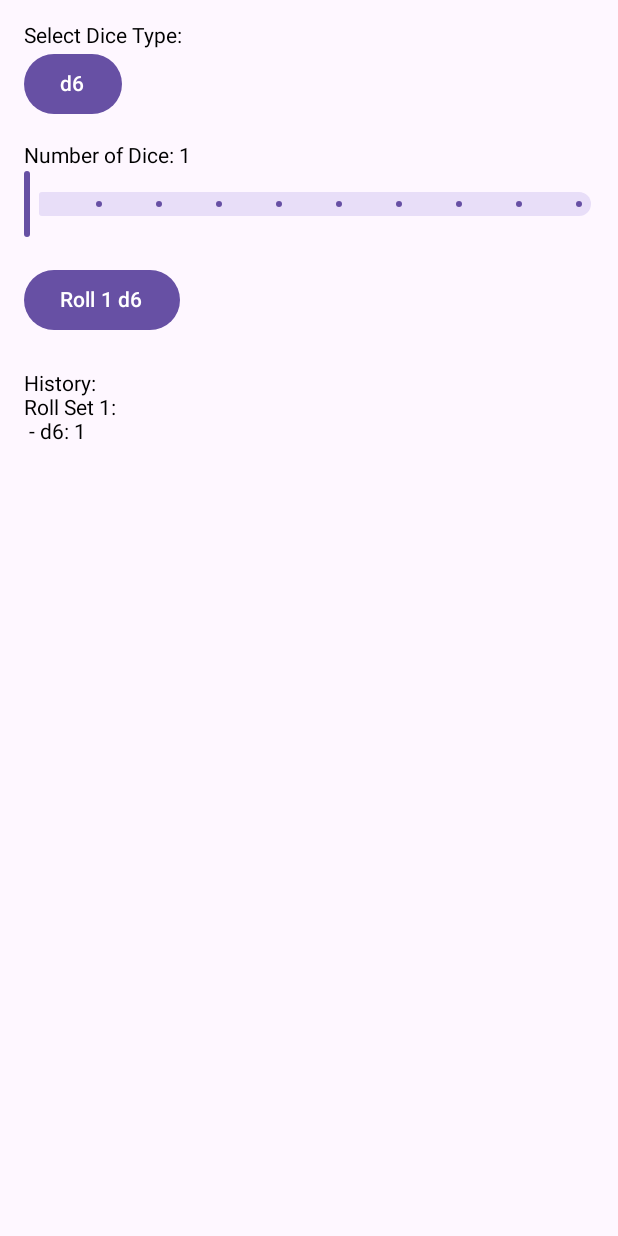
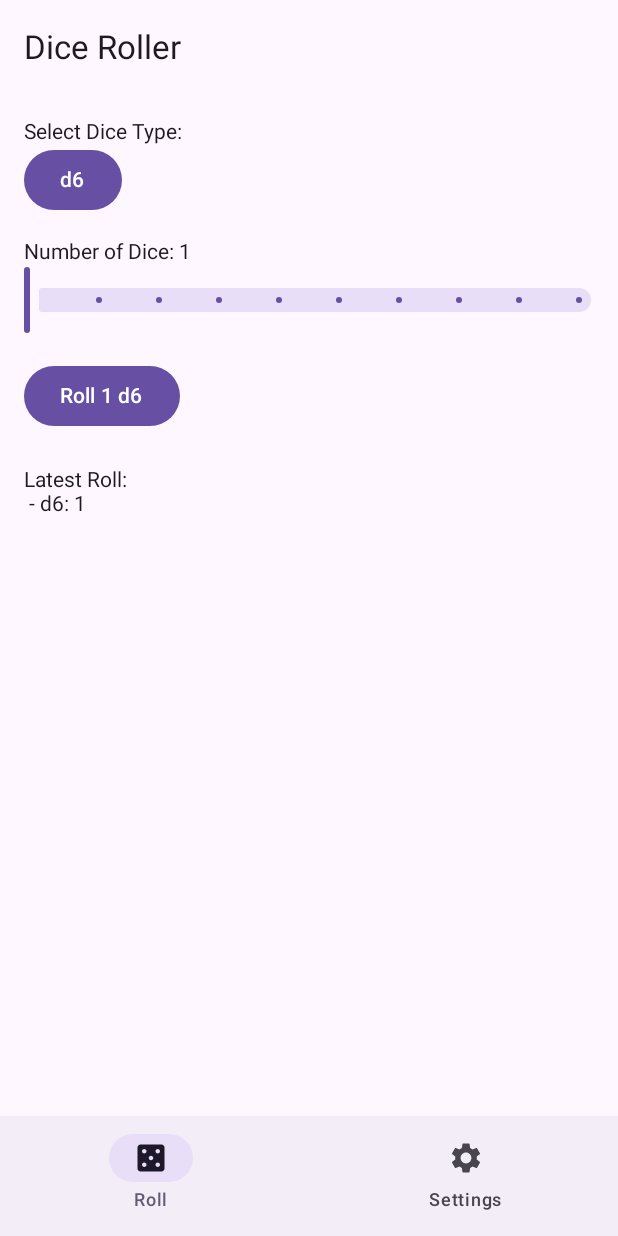
Before and after one commit to Kumo-chan/DMA-dice-roller-mini-projet, an Android app built with Jetpack Compose: the screen it shows after launch (MainActivity), after a tap on an icon or button, on a phone screen of 412 x 824 dp. Run offline under Robolectric (Android 15) with nearby library versions, the phone set to English and light mode, and no system bars; 3 statements that could not run were skipped.

Commit message:
layout changes and nearby fixes

```diff
--- a/app/build.gradle.kts
+++ b/app/build.gradle.kts
@@ -59,6 +59,8 @@ dependencies {
     implementation(libs.androidx.ui.graphics)
     implementation(libs.androidx.ui.tooling.preview)
     implementation(libs.androidx.material3)
+    implementation(libs.androidx.material.icons.extended)
+
     // Compose (tests)
     androidTestImplementation(platform(libs.androidx.compose.bom))
     androidTestImplementation(libs.androidx.ui.test.junit4)
--- a/app/src/main/java/ch/heigvd/iict/dma/dice/roller/MainActivity.kt
+++ b/app/src/main/java/ch/heigvd/iict/dma/dice/roller/MainActivity.kt
@@ -16,10 +16,10 @@ import androidx.activity.viewModels
 import androidx.compose.runtime.collectAsState
 import androidx.compose.runtime.getValue
 import androidx.compose.runtime.mutableStateMapOf
+import androidx.compose.runtime.mutableStateOf
 import androidx.core.content.ContextCompat
 import ch.heigvd.iict.dma.dice.roller.roll.Roller
 import ch.heigvd.iict.dma.dice.roller.ui.Layout
-
 
 class MainActivity : ComponentActivity() {
 
@@ -33,6 +33,7 @@ class MainActivity : ComponentActivity() {
     private val connectedDevices = mutableStateMapOf<String, String>()
     private val connectedEndpointIds = mutableSetOf<String>()
     //private val receivedMessages = mutableStateListOf<String>()
+    private var username = mutableStateOf("User")
 
     private val nearbyManager = NearbyManager(this)
     // Create permission launcher
@@ -50,14 +51,33 @@ class MainActivity : ComponentActivity() {
         super.onCreate(savedInstanceState)
         setContent {
             val history by viewModel.history.collectAsState()
-            layout.MainLayout(rollsResults = history,
+            layout.MainLayout(
+                rollsResults = history,
                 onRollDice = { diceSize, diceCount ->
-                viewModel.addRollsResult(roller.roll(Roll(diceSize, diceCount)))
-            })
+                    val rollResult = roller.roll(Roll(diceSize, diceCount))
+                    viewModel.addRollsResult(rollResult)
+
+                    // Send roll result to connected devices
+                    for (endpointId in connectedEndpointIds) {
+                        nearbyManager.sendRollResult(endpointId, rollResult)
+                    }
+                },
+                username = username.value,
+                onUsernameChanged = { newUsername ->
+                    username.value = newUsername
+                    // Notify connected devices about username change
+                    for (endpointId in connectedEndpointIds) {
+                        nearbyManager.sendHello(endpointId, newUsername)
+                    }
+                }
+            )
         }
 
+        setupNearbyManager()
         checkAndRequestPermissions()
+    }
 
+    private fun setupNearbyManager() {
         nearbyManager.setConnectionListener(object : NearbyManager.ConnectionListener {
             override fun onDeviceConnected(endpointId: String, deviceName: String) {
                 // Update will now trigger recomposition
@@ -95,7 +115,6 @@ class MainActivity : ComponentActivity() {
 
             override fun onRollResultReceived(endpointId: String, rollsResult: RollsResult) {
                 viewModel.addRollsResult(rollsResult)
-
             }
 
             override fun onDeviceDisconnected(endpointId: String) {
@@ -110,6 +129,10 @@ class MainActivity : ComponentActivity() {
                         Toast.LENGTH_SHORT
                     ).show()
                 }
+            }
+
+            override fun getUsername(): String {
+                return username.value
             }
         })
 
@@ -158,6 +181,13 @@ class MainActivity : ComponentActivity() {
     override fun onPause() {
         super.onPause()
     }
+
+    override fun onDestroy() {
+        super.onDestroy()
+        nearbyManager.disconnectFromAllEndpoints()
+        nearbyManager.stopAdvertising()
+        nearbyManager.stopDiscovery()
+    }
     private val requestBlePermissionLauncher = registerForActivityResult(ActivityResultContracts.RequestMultiplePermissions()) { permissions ->
 
         val isBLEGranted =  if(Build.VERSION.SDK_INT >= Build.VERSION_CODES.S)
--- a/app/src/main/java/ch/heigvd/iict/dma/dice/roller/NearbyManager.kt
+++ b/app/src/main/java/ch/heigvd/iict/dma/dice/roller/NearbyManager.kt
@@ -20,6 +20,7 @@ import com.google.android.gms.tasks.OnSuccessListener
 
 import RollsResult
 import com.google.gson.Gson
+import java.io.IOException
 
 sealed class NearbyMessage {
     data class HelloMessage(val username: String) : NearbyMessage()
@@ -58,12 +59,19 @@ class NearbyManager(private val context: Activity) {
         fun onHelloMessageReceived(endpointId: String, username: String)
         fun onRollResultReceived(endpointId: String, rollResult: RollsResult)
         fun onDeviceDisconnected(endpointId: String)
+        fun getUsername(): String
     }
 
     private val STRATEGY: Strategy = Strategy.P2P_CLUSTER
     private val SERVICE_ID = "ch.heigvd.iict.dma.dice.roller"
-    private val advertisingOptions : AdvertisingOptions =
+    private val advertisingOptions: AdvertisingOptions =
         AdvertisingOptions.Builder().setStrategy(STRATEGY).build()
+
+    private val activeConnections = mutableSetOf<String>()
+    fun isConnected(endpointId: String): Boolean {
+        return endpointId in activeConnections
+    }
+
 
     // Add a connection listener field
     private var connectionListener: ConnectionListener? = null
@@ -84,13 +92,24 @@ class NearbyManager(private val context: Activity) {
                         val nearbyMessage = NearbyMessage.deserialize(message)
                         when (nearbyMessage) {
                             is NearbyMessage.HelloMessage -> {
-                                Log.d("NearbyManager", "Received hello from: ${nearbyMessage.username}")
-                                connectionListener?.onHelloMessageReceived(endpointId, nearbyMessage.username)
+                                Log.d(
+                                    "NearbyManager",
+                                    "Received hello from: ${nearbyMessage.username}"
+                                )
+                                connectionListener?.onHelloMessageReceived(
+                                    endpointId,
+                                    nearbyMessage.username
+                                )
                             }
+
                             is NearbyMessage.RollResultMessage -> {
                                 Log.d("NearbyManager", "Received roll result from $endpointId")
-                                connectionListener?.onRollResultReceived(endpointId, nearbyMessage.rollResult)
+                                connectionListener?.onRollResultReceived(
+                                    endpointId,
+                                    nearbyMessage.rollResult
+                                )
                             }
+
                             null -> {
                                 Log.e("NearbyManager", "Received invalid message format: $message")
                             }
@@ -113,7 +132,11 @@ class NearbyManager(private val context: Activity) {
             override fun onEndpointFound(endpointId: String, info: DiscoveredEndpointInfo) {
                 // A nearby endpoint was found. You can initiate a connection here.
                 Nearby.getConnectionsClient(context)
-                    .requestConnection(getLocalUserName(), endpointId, connectionLifecycleCallback)
+                    .requestConnection(
+                        connectionListener?.getUsername().toString(),
+                        endpointId,
+                        connectionLifecycleCallback
+                    )
             }
 
             override fun onEndpointLost(endpointId: String) {
@@ -133,10 +156,12 @@ class NearbyManager(private val context: Activity) {
         override fun onConnectionResult(endpointId: String, result: ConnectionResolution) {
             when (result.status.statusCode) {
                 ConnectionsStatusCodes.STATUS_OK -> {
+                    // Add to active connections set
+                    activeConnections.add(endpointId)
                     // We're connected - send our device name
-                    // TODO get name then send it
-                    sendMessage(endpointId, "hello")
+                    sendHello(endpointId, connectionListener?.getUsername().toString())
                     Log.d("NearbyManager", "Connected to endpoint: $endpointId")
+                    connectionListener?.onDeviceConnected(endpointId, endpointId) // Use actual name if available
                 }
                 ConnectionsStatusCodes.STATUS_CONNECTION_REJECTED -> {
                     Log.d("NearbyManager", "Connection rejected by endpoint: $endpointId")
@@ -149,19 +174,22 @@ class NearbyManager(private val context: Activity) {
             }
         }
 
+
         override fun onDisconnected(endpointId: String) {
             Log.d("NearbyManager", "Disconnected from endpoint: $endpointId")
+            activeConnections.remove(endpointId)
             connectionListener?.onDeviceDisconnected(endpointId)
         }
     }
 
 
-
-
     fun startAdvertising() {
         Nearby.getConnectionsClient(context)
             .startAdvertising(
-                getLocalUserName(), SERVICE_ID, connectionLifecycleCallback, advertisingOptions
+                connectionListener?.getUsername().toString(),
+                SERVICE_ID,
+                connectionLifecycleCallback,
+                advertisingOptions
             )
             .addOnSuccessListener(
                 { unused: Void? ->
@@ -188,23 +216,21 @@ class NearbyManager(private val context: Activity) {
                 })
     }
 
-    private fun getLocalUserName(): String {
-        return "Device_" + android.os.Build.MODEL + "_" + android.os.Build.ID
+    fun stopAdvertising() {
+        Nearby.getConnectionsClient(context)
+            .stopAdvertising()
     }
 
+    fun stopDiscovery() {
+        Nearby.getConnectionsClient(context)
+            .stopDiscovery()
+    }
 
-    fun sendMessage(endpointId: String, message: String) {
-
-        val bytesPayload = Payload.fromBytes(message.toByteArray(Charsets.UTF_8))
-
-        Nearby.getConnectionsClient(context)
-            .sendPayload(endpointId, bytesPayload)
-            .addOnSuccessListener {
-                Log.d("NearbyManager", "Message sent successfully to $endpointId")
-            }
-            .addOnFailureListener { e ->
-                Log.e("NearbyManager", "Failed to send message to $endpointId", e)
-            }
+    fun disconnectFromAllEndpoints() {
+        if (activeConnections.isNotEmpty()) {
+            Nearby.getConnectionsClient(context).stopAllEndpoints()
+            activeConnections.clear()
+        }
     }
 
     fun sendHello(endpointId: String, username: String) {
@@ -220,6 +246,14 @@ class NearbyManager(private val context: Activity) {
 
     // Helper method to send serialized messages
     private fun sendSerializedMessage(endpointId: String, serialized: String) {
+        if (!isConnected(endpointId)) {
+            Log.w(
+                "NearbyManager",
+                "Attempted to send message to disconnected endpoint: $endpointId"
+            )
+            return
+        }
+
         val bytesPayload = Payload.fromBytes(serialized.toByteArray(Charsets.UTF_8))
 
         Nearby.getConnectionsClient(context)
@@ -229,6 +263,13 @@ class NearbyManager(private val context: Activity) {
             }
             .addOnFailureListener { e ->
                 Log.e("NearbyManager", "Failed to send message to $endpointId", e)
+                // Handle potential disconnection
+                if (e is IOException && e.message?.contains("closed") == true) {
+                    Log.w("NearbyManager", "Connection appears to be closed, removing endpoint")
+                    activeConnections.remove(endpointId)
+                    connectionListener?.onDeviceDisconnected(endpointId)
+                }
+
             }
     }
 }
--- a/app/src/main/java/ch/heigvd/iict/dma/dice/roller/ui/Layout.kt
+++ b/app/src/main/java/ch/heigvd/iict/dma/dice/roller/ui/Layout.kt
@@ -1,30 +1,75 @@
 package ch.heigvd.iict.dma.dice.roller.ui
 
 import RollsResult
-import androidx.compose.foundation.layout.Box
-import androidx.compose.foundation.layout.Column
-import androidx.compose.foundation.layout.Row
-import androidx.compose.foundation.layout.Spacer
-import androidx.compose.foundation.layout.height
-import androidx.compose.foundation.layout.padding
-import androidx.compose.material3.Button
-import androidx.compose.material3.DropdownMenu
-import androidx.compose.material3.DropdownMenuItem
-import androidx.compose.material3.Slider
-import androidx.compose.runtime.Composable
-import androidx.compose.ui.tooling.preview.Preview
-import androidx.compose.material3.Text
-import androidx.compose.runtime.getValue
-import androidx.compose.runtime.mutableStateOf
-import androidx.compose.runtime.remember
-import androidx.compose.runtime.setValue
+import androidx.compose.foundation.layout.*
+import androidx.compose.material.icons.Icons
+import androidx.compose.material.icons.filled.Casino
+import androidx.compose.material.icons.filled.Settings
+import androidx.compose.material3.*
+import androidx.compose.runtime.*
 import androidx.compose.ui.Modifier
+import androidx.compose.ui.text.input.TextFieldValue
 import androidx.compose.ui.unit.dp
 
 class Layout {
 
+    enum class Tab {
+        DICE_ROLLER, SETTINGS
+    }
+
+    @OptIn(ExperimentalMaterial3Api::class)
     @Composable
     fun MainLayout(
+        rollsResults: List<RollsResult>,
+        onRollDice: (diceSize: Int, diceCount: Int) -> Unit,
+        username: String = "User",
+        onUsernameChanged: (String) -> Unit = {}
+    ) {
+        var selectedTab by remember { mutableStateOf(Tab.DICE_ROLLER) }
+
+        Scaffold(
+            topBar = {
+                TopAppBar(
+                    title = { Text("Dice Roller") }
+                )
+            },
+            bottomBar = {
+                NavigationBar {
+                    NavigationBarItem(
+                        icon = { Icon(Icons.Default.Casino, contentDescription = "Dice") },
+                        label = { Text("Roll") },
+                        selected = selectedTab == Tab.DICE_ROLLER,
+                        onClick = { selectedTab = Tab.DICE_ROLLER }
+                    )
+                    NavigationBarItem(
+                        icon = { Icon(Icons.Default.Settings, contentDescription = "Settings") },
+                        label = { Text("Settings") },
+                        selected = selectedTab == Tab.SETTINGS,
+                        onClick = { selectedTab = Tab.SETTINGS }
+                    )
+                }
+            }
+        ) { paddingValues ->
+            Column(
+                modifier = Modifier
+                    .padding(paddingValues)
+                    .padding(16.dp)
+                    .fillMaxSize()
+            ) {
+                when (selectedTab) {
+                    Tab.DICE_ROLLER -> RollerTab(rollsResults, onRollDice)
+                    Tab.SETTINGS -> SettingsTab(
+                        username = username,
+                        onUsernameChanged = onUsernameChanged,
+                        rollsResults = rollsResults
+                    )
+                }
+            }
+        }
+    }
+
+    @Composable
+    fun RollerTab(
         rollsResults: List<RollsResult>,
         onRollDice: (diceSize: Int, diceCount: Int) -> Unit
     ) {
@@ -33,7 +78,7 @@ class Layout {
 
         val diceOptions = listOf(4, 6, 8, 10, 12, 20, 100)
 
-        Column(modifier = Modifier.padding(16.dp)) {
+        Column {
             Text("Select Dice Type:")
             DropdownMenuBox(
                 selected = selectedDiceSize,
@@ -56,16 +101,68 @@ class Layout {
             }
 
             Spacer(modifier = Modifier.height(24.dp))
-            Text("History:")
-            rollsResults.forEachIndexed { index, rollsResult ->
-                Text("Roll Set ${index + 1}:")
-                rollsResult.results.forEach { roll ->
+            Text("Latest Roll:")
+            if (rollsResults.isNotEmpty()) {
+                val latestRoll = rollsResults.last()
+                latestRoll.results.forEach { roll ->
                     Text(" - d${roll.diceSize}: ${roll.result}")
                 }
-                Spacer(modifier = Modifier.height(8.dp))
             }
         }
     }
+
+    @Composable
+    fun SettingsTab(
+        username: String,
+        onUsernameChanged: (String) -> Unit,
+        rollsResults: List<RollsResult>
+    ) {
+        var usernameState by remember { mutableStateOf(TextFieldValue(username)) }
+
+        Column {
+            Text("Settings", style = MaterialTheme.typography.headlineSmall)
+            Spacer(modifier = Modifier.height(16.dp))
+
+            Text("Your Username:")
+            TextField(
+                value = usernameState,
+                onValueChange = {
+                    usernameState = it
+                    onUsernameChanged(it.text)
+                },
+                singleLine = true,
+                modifier = Modifier.fillMaxWidth()
+            )
+
+            Spacer(modifier = Modifier.height(24.dp))
+
+            Text("Roll History", style = MaterialTheme.typography.titleMedium)
+            Spacer(modifier = Modifier.height(8.dp))
+
+            if (rollsResults.isEmpty()) {
+                Text("No rolls yet")
+            } else {
+                Column {
+                    rollsResults.forEachIndexed { index, rollsResult ->
+                        Card(
+                            modifier = Modifier
+                                .fillMaxWidth()
+                                .padding(vertical = 4.dp)
+                        ) {
+                            Column(modifier = Modifier.padding(8.dp)) {
+                                Text("Roll Set ${index + 1}:")
+                                rollsResult.results.forEach { roll ->
+                                    Text(" - d${roll.diceSize}: ${roll.result}")
+                                }
+                            }
+                        }
+                        Spacer(modifier = Modifier.height(4.dp))
+                    }
+                }
+            }
+        }
+    }
+
     @Composable
     fun DropdownMenuBox(
         selected: Int,
--- a/gradle/libs.versions.toml
+++ b/gradle/libs.versions.toml
@@ -10,6 +10,7 @@ activity = "1.10.1"
 fragment = "1.8.6"
 constraintlayout = "2.2.1"
 lifecycle = "2.8.7"
+materialIconsExtended = "1.7.8"
 runtimeAndroid = "1.8.1"
 uiToolingPreviewAndroid = "1.8.1"
 material3Android = "1.3.2"
@@ -18,6 +19,7 @@ composeBom = "2024.11.00"
 
 [libraries]
 androidx-core-ktx = { group = "androidx.core", name = "core-ktx", version.ref = "coreKtx" }
+androidx-material-icons-extended = { module = "androidx.compose.material:material-icons-extended", version.ref = "materialIconsExtended" }
 ble = { module = "no.nordicsemi.android:ble", version.ref = "ble" }
 ble-ktx = { module = "no.nordicsemi.android:ble-ktx", version.ref = "ble" }
 androidx-appcompat = { group = "androidx.appcompat", name = "appcompat", version.ref = "appcompat" }
```
